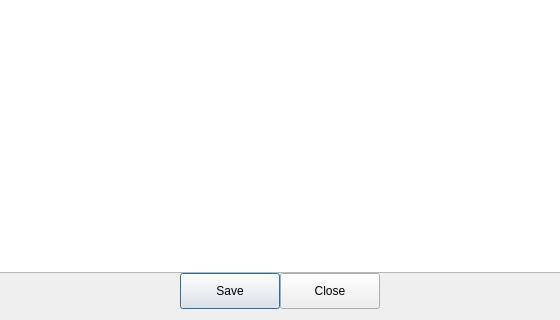
Autlasters/ImageCustomizer, file UI/displayimage.ui: the form before one commit; both pictures show x 113 to 673 and y 138 to 458 of the 785 by 458 pixel window.
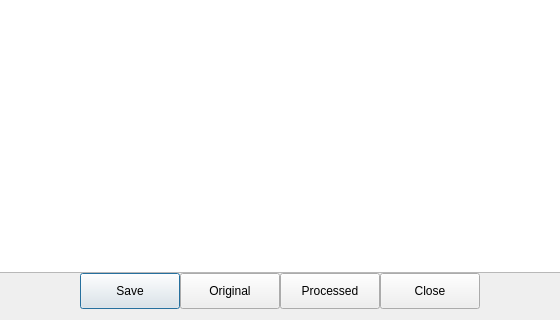
The form after the commit.

Commit message: feat: add the possibility to see the original and the processed image in the Display window

What changed in the file:
```diff
--- a/UI/displayimage.ui
+++ b/UI/displayimage.ui
@@ -79,6 +79,44 @@
          </property>
         </widget>
        </item>
+       <item>
+        <widget class="QPushButton" name="displayOriginalImageButton">
+         <property name="minimumSize">
+          <size>
+           <width>100</width>
+           <height>25</height>
+          </size>
+         </property>
+         <property name="maximumSize">
+          <size>
+           <width>125</width>
+           <height>50</height>
+          </size>
+         </property>
+         <property name="text">
+          <string>Original</string>
+         </property>
+        </widget>
+       </item>
+       <item>
+        <widget class="QPushButton" name="displayProcessedImageButton">
+         <property name="minimumSize">
+          <size>
+           <width>100</width>
+           <height>25</height>
+          </size>
+         </property>
+         <property name="maximumSize">
+          <size>
+           <width>125</width>
+           <height>50</height>
+          </size>
+         </property>
+         <property name="text">
+          <string>Processed</string>
+         </property>
+        </widget>
+       </item>
        <item>
         <widget class="QPushButton" name="closeButton">
          <property name="minimumSize">
```
The commit also changes 3 other files.
